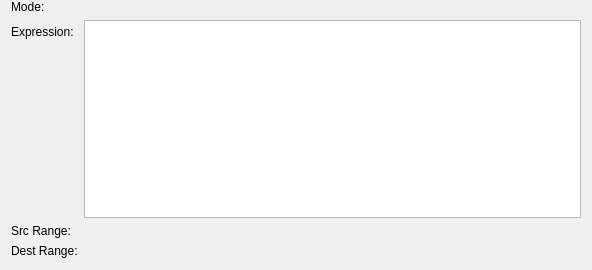
Old version of the form connectionprops.ui in the repository malloch/mapperGUI-qt.
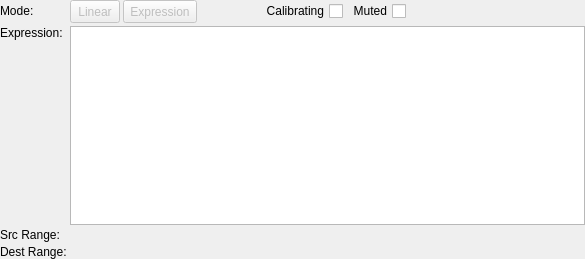
New version of the form. Custom widgets are drawn as their Qt base class.

```diff
--- a/connectionprops.ui
+++ b/connectionprops.ui
@@ -6,8 +6,8 @@
    <rect>
     <x>0</x>
     <y>0</y>
-    <width>592</width>
-    <height>270</height>
+    <width>585</width>
+    <height>259</height>
    </rect>
   </property>
   <property name="sizePolicy">
@@ -19,13 +19,35 @@
   <property name="windowTitle">
    <string>Form</string>
   </property>
-  <layout class="QGridLayout" name="gridLayout" columnstretch="0,1">
+  <layout class="QGridLayout" name="gridLayout" rowstretch="0,0,1,0,0" columnstretch="0,0,0,0,0,0,1">
+   <property name="leftMargin">
+    <number>0</number>
+   </property>
    <property name="topMargin">
     <number>0</number>
    </property>
+   <property name="rightMargin">
+    <number>0</number>
+   </property>
    <property name="bottomMargin">
-    <number>12</number>
+    <number>0</number>
    </property>
+   <property name="spacing">
+    <number>3</number>
+   </property>
+   <item row="0" column="6">
+    <spacer name="horizontalSpacer">
+     <property name="orientation">
+      <enum>Qt::Horizontal</enum>
+     </property>
+     <property name="sizeHint" stdset="0">
+      <size>
+       <width>40</width>
+       <height>20</height>
+      </size>
+     </property>
+    </spacer>
+   </item>
    <item row="0" column="0">
     <widget class="QLabel" name="modeLabel">
      <property name="sizePolicy">
@@ -45,9 +67,6 @@
      </property>
     </widget>
    </item>
-   <item row="0" column="1">
-    <widget class="ModeEditor" name="mode" native="true"/>
-   </item>
    <item row="1" column="0">
     <widget class="QLabel" name="expressionLabel">
      <property name="maximumSize">
@@ -61,8 +80,156 @@
      </property>
     </widget>
    </item>
-   <item row="1" column="1" rowspan="2">
-    <widget class="QPlainTextEdit" name="plainTextEdit"/>
+   <item row="0" column="3">
+    <spacer name="horizontalSpacer_2">
+     <property name="orientation">
+      <enum>Qt::Horizontal</enum>
+     </property>
+     <property name="sizeType">
+      <enum>QSizePolicy::Fixed</enum>
+     </property>
+     <property name="sizeHint" stdset="0">
+      <size>
+       <width>40</width>
+       <height>20</height>
+      </size>
+     </property>
+    </spacer>
+   </item>
+   <item row="0" column="5">
+    <widget class="QCheckBox" name="checkBoxMuted">
+     <property name="sizePolicy">
+      <sizepolicy hsizetype="Fixed" vsizetype="Fixed">
+       <horstretch>0</horstretch>
+       <verstretch>0</verstretch>
+      </sizepolicy>
+     </property>
+     <property name="minimumSize">
+      <size>
+       <width>60</width>
+       <height>0</height>
+      </size>
+     </property>
+     <property name="maximumSize">
+      <size>
+       <width>65</width>
+       <height>16777215</height>
+      </size>
+     </property>
+     <property name="layoutDirection">
+      <enum>Qt::RightToLeft</enum>
+     </property>
+     <property name="text">
+      <string>Muted</string>
+     </property>
+    </widget>
+   </item>
+   <item row="0" column="1">
+    <widget class="QToolButton" name="modeButtonLinear">
+     <property name="enabled">
+      <bool>false</bool>
+     </property>
+     <property name="sizePolicy">
+      <sizepolicy hsizetype="Fixed" vsizetype="Fixed">
+       <horstretch>20</horstretch>
+       <verstretch>0</verstretch>
+      </sizepolicy>
+     </property>
+     <property name="minimumSize">
+      <size>
+       <width>50</width>
+       <height>23</height>
+      </size>
+     </property>
+     <property name="text">
+      <string>Linear</string>
+     </property>
+    </widget>
+   </item>
+   <item row="0" column="2">
+    <widget class="QToolButton" name="modeButtonExpression">
+     <property name="enabled">
+      <bool>false</bool>
+     </property>
+     <property name="sizePolicy">
+      <sizepolicy hsizetype="Fixed" vsizetype="Fixed">
+       <horstretch>20</horstretch>
+       <verstretch>0</verstretch>
+      </sizepolicy>
+     </property>
+     <property name="minimumSize">
+      <size>
+       <width>50</width>
+       <height>23</height>
+      </size>
+     </property>
+     <property name="text">
+      <string>Expression</string>
+     </property>
+    </widget>
+   </item>
+   <item row="0" column="4">
+    <widget class="QCheckBox" name="checkBoxCalibrating">
+     <property name="sizePolicy">
+      <sizepolicy hsizetype="Fixed" vsizetype="Fixed">
+       <horstretch>0</horstretch>
+       <verstretch>0</verstretch>
+      </sizepolicy>
+     </property>
+     <property name="minimumSize">
+      <size>
+       <width>100</width>
+       <height>0</height>
+      </size>
+     </property>
+     <property name="maximumSize">
+      <size>
+       <width>100</width>
+       <height>16777215</height>
+      </size>
+     </property>
+     <property name="layoutDirection">
+      <enum>Qt::RightToLeft</enum>
+     </property>
+     <property name="text">
+      <string>Calibrating</string>
+     </property>
+    </widget>
+   </item>
+   <item row="1" column="1" rowspan="2" colspan="6">
+    <widget class="QPlainTextEdit" name="expression">
+     <property name="minimumSize">
+      <size>
+       <width>50</width>
+       <height>10</height>
+      </size>
+     </property>
+     <property name="maximumSize">
+      <size>
+       <width>16777215</width>
+       <height>500</height>
+      </size>
+     </property>
+    </widget>
+   </item>
+   <item row="4" column="0">
+    <widget class="QLabel" name="dstRangeLabel">
+     <property name="sizePolicy">
+      <sizepolicy hsizetype="Preferred" vsizetype="Fixed">
+       <horstretch>0</horstretch>
+       <verstretch>0</verstretch>
+      </sizepolicy>
+     </property>
+     <property name="maximumSize">
+      <size>
+       <width>75</width>
+       <height>16777215</height>
+      </size>
+     </property>
+     <property name="text">
+      <string>Dest Range:</string>
+     </property>
+    </widget>
    </item>
    <item row="3" column="0">
     <widget class="QLabel" name="srcRangeLabel">
@@ -83,29 +250,23 @@
      </property>
     </widget>
    </item>
-   <item row="3" column="1">
+   <item row="2" column="0">
+    <spacer name="verticalSpacer">
+     <property name="orientation">
+      <enum>Qt::Vertical</enum>
+     </property>
+     <property name="sizeHint" stdset="0">
+      <size>
+       <width>20</width>
+       <height>40</height>
+      </size>
+     </property>
+    </spacer>
+   </item>
+   <item row="3" column="1" colspan="6">
     <widget class="RangeEditor" name="srcRange" native="true"/>
    </item>
-   <item row="4" column="0">
-    <widget class="QLabel" name="dstRangeLabel">
-     <property name="sizePolicy">
-      <sizepolicy hsizetype="Preferred" vsizetype="Fixed">
-       <horstretch>0</horstretch>
-       <verstretch>0</verstretch>
-      </sizepolicy>
-     </property>
-     <property name="maximumSize">
-      <size>
-       <width>75</width>
-       <height>16777215</height>
-      </size>
-     </property>
-     <property name="text">
-      <string>Dest Range:</string>
-     </property>
-    </widget>
-   </item>
-   <item row="4" column="1">
+   <item row="4" column="1" colspan="6">
     <widget class="RangeEditor" name="dstRange" native="true"/>
    </item>
   </layout>
@@ -117,12 +278,6 @@
    <header>rangeeditor.h</header>
    <container>1</container>
   </customwidget>
-  <customwidget>
-   <class>ModeEditor</class>
-   <extends>QWidget</extends>
-   <header>modeeditor.h</header>
-   <container>1</container>
-  </customwidget>
  </customwidgets>
  <resources/>
  <connections/>
```
